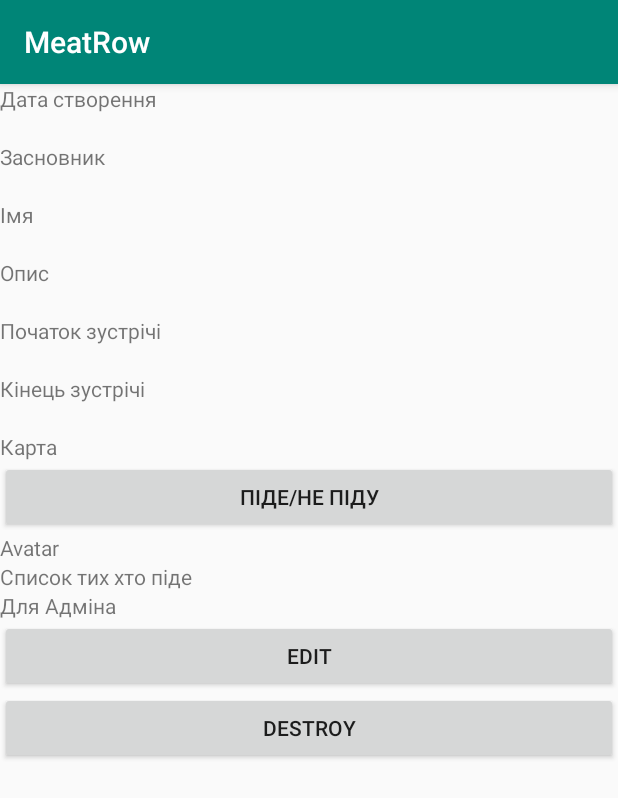
After one commit to Axiks/MeetApp, an Android app: the MeetProfile screen opened directly, with no data from a screen before it, on a phone screen of 412 x 824 dp. The commit adds this screen. Shown: the top 798 px of the screen. Run offline under Robolectric (Android 15) with nearby library versions, the phone set to English and light mode, and no system bars; our stand-ins replace Firebase (no records; nobody signed in at launch, a user with empty details on screens opened directly); 1 statement that could not run was skipped.

Commit message:
Add meet Profile Func

```diff
--- a/app/src/main/AndroidManifest.xml
+++ b/app/src/main/AndroidManifest.xml
@@ -14,7 +14,8 @@
         android:roundIcon="@mipmap/ic_launcher_round"
         android:supportsRtl="true"
         android:theme="@style/AppTheme">
-        <activity android:name=".MeetCreate"></activity>
+        <activity android:name=".MeetProfile"></activity>
+        <activity android:name=".MeetCreate" />
         <activity android:name=".ProfilActivity" />
         <activity
             android:name=".LoginRegistrateActivity"
--- /dev/null
+++ b/app/src/main/java/com/example/meatrow/MeetProfile.java
@@ -0,0 +1,123 @@
+package com.example.meatrow;
+
+import android.support.v7.app.AppCompatActivity;
+import android.os.Bundle;
+import android.support.v7.widget.LinearLayoutManager;
+import android.support.v7.widget.RecyclerView;
+import android.util.Log;
+import android.widget.Button;
+import android.widget.CalendarView;
+import android.widget.EditText;
+import android.widget.ImageView;
+import android.widget.TextView;
+
+import com.google.firebase.auth.FirebaseAuth;
+import com.google.firebase.database.DataSnapshot;
+import com.google.firebase.database.DatabaseError;
+import com.google.firebase.database.DatabaseReference;
+import com.google.firebase.database.FirebaseDatabase;
+import com.google.firebase.database.Query;
+import com.google.firebase.database.ValueEventListener;
+
+import java.util.ArrayList;
+import java.util.List;
+
+public class MeetProfile extends AppCompatActivity {
+    private static final String TAG = "Neko";
+    public FirebaseAuth uAuth;
+    public DatabaseReference refMeets;
+    public MeetAdapter meetAdapter;
+    public Meet meet;
+
+    TextView tvCreateDate;
+    TextView tvCreator;
+    TextView tvDescription;
+    TextView tvName;
+    TextView tvDateStart;
+    TextView tvDateEnd;
+    Button btnCome;
+    Button btnEdit;
+    Button btnDestroy;
+    ImageView imageAvatar;
+    RecyclerView recTeams;
+
+    @Override
+    protected void onCreate(Bundle savedInstanceState) {
+        super.onCreate(savedInstanceState);
+        setContentView(R.layout.activity_meet_profile);
+
+        tvCreateDate = findViewById(R.id.tvCreateDate);
+        tvCreator = findViewById(R.id.tvCreator);
+        tvDescription = findViewById(R.id.tvDescription);
+        tvName = findViewById(R.id.tvName);
+        tvDateStart = findViewById(R.id.tvDateStart);
+        tvDateEnd = findViewById(R.id.tvDateEnd);
+        btnCome = findViewById(R.id.btnCome);
+        btnEdit = findViewById(R.id.btnEdit);
+        btnDestroy = findViewById(R.id.btnDestroy);
+        imageAvatar = findViewById(R.id.imageAvatar);
+        recTeams = findViewById(R.id.recTeams);
+
+        Bundle extras = getIntent().getExtras();
+        String meetID = extras.getString("meetId");
+
+        meet = new Meet();
+
+        LinearLayoutManager layoutManager = new LinearLayoutManager(this);//Виводимо у вигляді списку
+        recTeams.setLayoutManager(layoutManager);
+
+        uAuth = FirebaseAuth.getInstance();
+
+        FirebaseDatabase database = FirebaseDatabase.getInstance();
+        refMeets = database.getReference("Meets");
+        Query query = database.getReference("Meets").orderByKey().equalTo(meetID);//Id
+
+        /*Meet out*/
+        ValueEventListener meetListener = new ValueEventListener() {
+            @Override
+            public void onDataChange(DataSnapshot snapshot) {
+                // Get Post object and use the values to update the UI
+                Log.d(TAG ,"Count "+snapshot.getChildrenCount());
+                for (DataSnapshot postSnapshot: snapshot.getChildren()) {
+                    meet = postSnapshot.getValue(Meet.class);
+                    Log.d(TAG, "Keyyy: " + postSnapshot.getKey());
+                    Log.d(TAG, "Valueeee: " + postSnapshot.getValue(Meet.class).name);
+                    Log.d(TAG, "meetObj: " + meet.name);
+                }
+                Render();
+            }
+            @Override
+            public void onCancelled(DatabaseError databaseError) {
+                // Getting Post failed, log a message
+                Log.w(TAG, "loadPost:onCancelled", databaseError.toException());
+            }
+        };
+        //refMeets.addValueEventListener(meetListener);
+        query.addValueEventListener(meetListener);
+    }
+
+    public void Render(){
+        Log.d(TAG, "Rendr " + meet.name);
+
+        tvName.setText(meet.name);
+        tvDescription.setText(meet.description);
+        tvDateStart.setText(meet.meetStart);
+        tvDateEnd.setText(meet.meetEnd);
+    }
+
+    //Create data
+    //Autor id create
+    //Avatar
+    //Name
+    //Descr
+    //Map point
+    //Start
+    //End
+    //Btn GO
+    //User GO
+
+    //if(autor_id == curent_id)
+        //Destroy
+        //Edit
+
+}
--- /dev/null
+++ b/app/src/main/res/layout/activity_meet_profile.xml
@@ -0,0 +1,140 @@
+<?xml version="1.0" encoding="utf-8"?>
+<android.support.constraint.ConstraintLayout xmlns:android="http://schemas.android.com/apk/res/android"
+    xmlns:app="http://schemas.android.com/apk/res-auto"
+    xmlns:tools="http://schemas.android.com/tools"
+    android:layout_width="match_parent"
+    android:layout_height="match_parent"
+    tools:context=".MeetProfile">
+
+    <ScrollView
+        android:layout_width="match_parent"
+        android:layout_height="match_parent">
+
+        <LinearLayout
+            android:layout_width="match_parent"
+            android:layout_height="wrap_content"
+            android:orientation="vertical" >
+
+            <TextView
+                android:id="@+id/textView3"
+                android:layout_width="match_parent"
+                android:layout_height="wrap_content"
+                android:text="Дата створення" />
+
+            <TextView
+                android:id="@+id/tvCreateDate"
+                android:layout_width="match_parent"
+                android:layout_height="wrap_content" />
+
+            <TextView
+                android:id="@+id/textView8"
+                android:layout_width="match_parent"
+                android:layout_height="wrap_content"
+                android:text="Засновник" />
+
+            <TextView
+                android:id="@+id/tvCreator"
+                android:layout_width="match_parent"
+                android:layout_height="wrap_content" />
+
+            <TextView
+                android:id="@+id/textView11"
+                android:layout_width="match_parent"
+                android:layout_height="wrap_content"
+                android:text="@string/name" />
+
+            <TextView
+                android:id="@+id/tvName"
+                android:layout_width="match_parent"
+                android:layout_height="wrap_content" />
+
+            <TextView
+                android:id="@+id/textView10"
+                android:layout_width="match_parent"
+                android:layout_height="wrap_content"
+                android:text="@string/description" />
+
+            <TextView
+                android:id="@+id/tvDescription"
+                android:layout_width="match_parent"
+                android:layout_height="wrap_content" />
+
+            <TextView
+                android:id="@+id/textView17"
+                android:layout_width="match_parent"
+                android:layout_height="wrap_content"
+                android:text="@string/date_start" />
+
+            <TextView
+                android:id="@+id/tvDateStart"
+                android:layout_width="match_parent"
+                android:layout_height="wrap_content" />
+
+            <TextView
+                android:id="@+id/textView18"
+                android:layout_width="match_parent"
+                android:layout_height="wrap_content"
+                android:text="@string/date_end" />
+
+            <TextView
+                android:id="@+id/tvDateEnd"
+                android:layout_width="match_parent"
+                android:layout_height="wrap_content" />
+
+            <TextView
+                android:id="@+id/textView16"
+                android:layout_width="match_parent"
+                android:layout_height="wrap_content"
+                android:text="@string/map" />
+
+            <Button
+                android:id="@+id/btnCome"
+                android:layout_width="match_parent"
+                android:layout_height="wrap_content"
+                android:text="Піде/Не піду" />
+
+            <TextView
+                android:id="@+id/textView9"
+                android:layout_width="match_parent"
+                android:layout_height="wrap_content"
+                android:text="Avatar" />
+
+            <ImageView
+                android:id="@+id/imageAvatar"
+                android:layout_width="match_parent"
+                android:layout_height="wrap_content"
+                tools:srcCompat="@tools:sample/avatars[3]" />
+
+            <TextView
+                android:id="@+id/textView20"
+                android:layout_width="match_parent"
+                android:layout_height="wrap_content"
+                android:text="Список тих хто піде" />
+
+            <android.support.v7.widget.RecyclerView
+                android:id="@+id/recTeams"
+                android:layout_width="match_parent"
+                android:layout_height="match_parent" />
+
+            <TextView
+                android:id="@+id/textView"
+                android:layout_width="match_parent"
+                android:layout_height="wrap_content"
+                android:text="Для Адміна" />
+
+            <Button
+                android:id="@+id/btnEdit"
+                android:layout_width="match_parent"
+                android:layout_height="wrap_content"
+                android:text="EDIT" />
+
+            <Button
+                android:id="@+id/btnDestroy"
+                android:layout_width="match_parent"
+                android:layout_height="wrap_content"
+                android:text="Destroy" />
+
+        </LinearLayout>
+    </ScrollView>
+
+</android.support.constraint.ConstraintLayout>
```
Also changed, not shown: app/src/main/java/com/example/meatrow/MainActivity.java (+9 -40 lines), app/src/main/java/com/example/meatrow/Meet.java (+11 -1 lines), app/src/main/java/com/example/meatrow/MeetAdapter.java (+17 -1 lines), app/src/main/java/com/example/meatrow/zapros.java (deleted, +0 -113 lines), app/src/main/res/values/strings.xml (+1 -12 lines).
